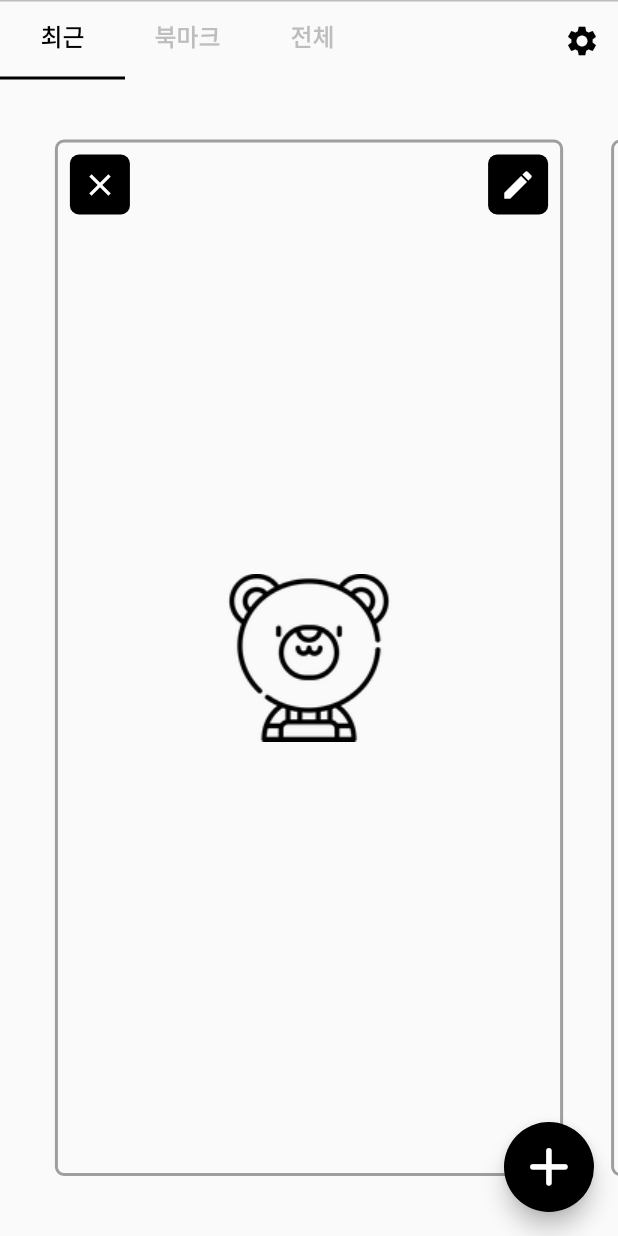
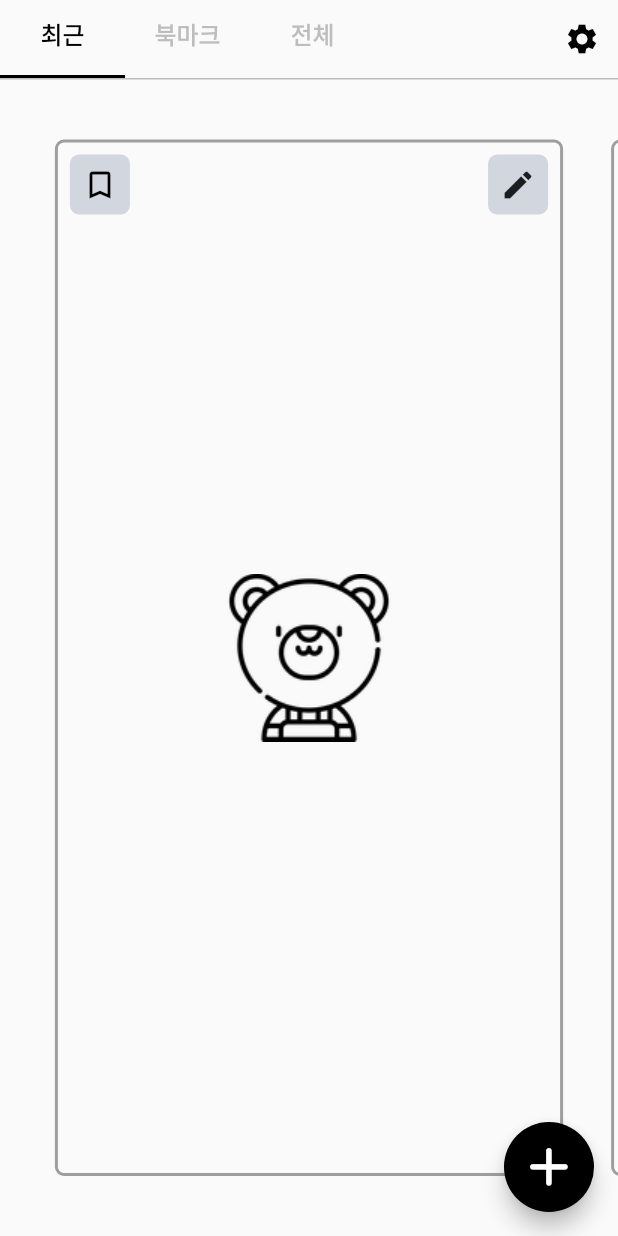
Before and after one commit to jgwng/drawCardApp, a Flutter app: the screen it shows after launch, on a phone screen of 412 x 824 dp. Run offline on Flutter 3.47's test engine with Material 2 defaults, Android fonts, the phone set to English and light mode, and no system bars; our stand-ins replace get.

Commit message:
0208 - 북마크 페이지 틀 작업 / 그림 그리는 화면 배경 제거 / 홈 화면 UI 수정

```diff
--- a/lib/business_logic/controller/home_page/favorite_page_controller.dart
+++ b/lib/business_logic/controller/home_page/favorite_page_controller.dart
@@ -1,8 +1,11 @@
+import 'package:flutter/material.dart';
 import 'package:get/get.dart';
 
 class FavoritePageController extends GetxController{
 
+  GlobalKey<AnimatedListState> listKey = GlobalKey<AnimatedListState>();
   RxBool currentValue = false.obs;
+  RxList<int> items = <int>[1,2,3].obs;
   @override
   void onInit() {
     // TODO: implement onInit
--- a/lib/business_logic/controller/home_page/recent_page_controller.dart
+++ b/lib/business_logic/controller/home_page/recent_page_controller.dart
@@ -3,7 +3,7 @@ import 'package:get/get.dart';
 
 class RecentPageController extends GetxController{
 
-  RxBool currentValue = false.obs;
+  RxList<bool> favoriteList = <bool>[false,false,false].obs;
   PageController pageController = PageController(
     viewportFraction: 0.9
   );
@@ -20,8 +20,13 @@ class RecentPageController extends GetxController{
   @override
   void onReady(){
     super.onReady();
-    currentValue.value = true;
     print('RecentPageController onReady');
   }
 
+  void toggleFavorite(int index){
+    bool isFavorite = favoriteList[index];
+    isFavorite = !isFavorite;
+    favoriteList[index] = isFavorite;
+  }
+
 }
--- a/lib/ui/pages/home/home_page.dart
+++ b/lib/ui/pages/home/home_page.dart
@@ -22,14 +22,16 @@ class _HomePageState extends State<HomePage> with TickerProviderStateMixin,TabBa
           mainAxisAlignment: MainAxisAlignment.start,
           crossAxisAlignment: CrossAxisAlignment.start,
           children: [
-
-            Divider(
-              color: Colors.grey[400],
-              height: 1,
-              thickness: 1,
-            ),
             Container(
               alignment : Alignment.centerLeft,
+              decoration: BoxDecoration(
+                border: Border(
+                  bottom: BorderSide(
+                    color: Colors.grey[400]!,
+                    width: 1,
+                  )
+                )
+              ),
               child: Row(
                 mainAxisAlignment: MainAxisAlignment.spaceBetween,
                children: [
@@ -86,5 +88,4 @@ class _HomePageState extends State<HomePage> with TickerProviderStateMixin,TabBa
       ),
     );
   }
-
 }
--- a/lib/ui/pages/home/views/recent_view.dart
+++ b/lib/ui/pages/home/views/recent_view.dart
@@ -1,6 +1,5 @@
 import 'package:drawcard/business_logic/controller/home_page/recent_page_controller.dart';
-import 'package:drawcard/consts/app_themes.dart';
-import 'package:drawcard/ui/pages/home/dialog/image_delete_dialog.dart';
+import 'package:drawcard/ui/pages/home/widget/draw_preview_card.dart';
 import 'package:flutter/material.dart';
 import 'package:get/get.dart';
 
@@ -18,66 +17,18 @@ class RecentView extends GetView<RecentPageController> {
       child: PageView.builder(
         controller: controller.pageController,
         itemCount: 3,
-        itemBuilder: (ctx, i) => drawCard,
+        itemBuilder: (ctx, i) => drawCard(i),
       ),
     );
   }
 
-  Widget get drawCard {
-    return Container(
-      margin: EdgeInsets.symmetric(horizontal: 16, vertical: 40),
-      child: Stack(
-        children: [
-          Container(
-            alignment: Alignment.center,
-            decoration: BoxDecoration(
-                borderRadius: BorderRadius.circular(6.0),
-                border: Border.all(color: Colors.grey, width: 2)),
-            child: Image.asset(
-              'assets/images/bear_2.png',
-              fit: BoxFit.fitWidth,
-            ),
-          ),
-          Positioned(
-            left: 10,
-            top: 10,
-            child: InkWell(
-                onTap: () {
-                  Get.dialog(ImageSelectDialog());
-                },
-                child: Container(
-                  width: 40,
-                  height: 40,
-                  decoration: BoxDecoration(
-                      color: Colors.black,
-                      borderRadius: BorderRadius.circular(6.0)),
-                  child: Icon(
-                    Icons.close,
-                    color: Colors.white,
-                  ),
-                )),
-          ),
-          Positioned(
-            right: 10,
-            top: 10,
-            child: InkWell(
-                onTap: () {},
-                child: Container(
-                  width: 40,
-                  height: 40,
-                  decoration: BoxDecoration(
-                      color: Colors.black,
-                      borderRadius: BorderRadius.circular(6.0)),
-                  child: Icon(
-                    Icons.edit,
-                    color: Colors.white,
-                  ),
-                )),
-          )
-        ],
-      ),
-    );
+  Widget drawCard(int index) {
+    return Obx((){
+      return PreviewDrawCard(
+        imageAddress:  'assets/images/bear_2.png',
+        onToggleFavorite: () => controller.toggleFavorite(index),
+        isFavorite: controller.favoriteList[index],
+      );
+    });
   }
-
-
 }
--- /dev/null
+++ b/lib/ui/pages/home/widget/draw_preview_card.dart
@@ -0,0 +1,67 @@
+import 'package:drawcard/consts/routes.dart';
+import 'package:flutter/material.dart';
+import 'package:get/get.dart';
+
+class PreviewDrawCard extends StatelessWidget{
+  const PreviewDrawCard({this.imageAddress,this.isFavorite,this.onToggleFavorite,this.isBookMark : false});
+  final String? imageAddress;
+  final bool? isFavorite;
+  final VoidCallback? onToggleFavorite;
+  final bool isBookMark;
+  @override
+  Widget build(BuildContext context) {
+    return Container(
+      margin: EdgeInsets.symmetric(horizontal: 16, vertical: 40),
+      child: Stack(
+        children: [
+          Container(
+            alignment: Alignment.center,
+            decoration: BoxDecoration(
+                borderRadius: BorderRadius.circular(6.0),
+                border: Border.all(color: Colors.grey, width: 2)),
+            child: Image.asset(
+              imageAddress!,
+              fit: BoxFit.fitWidth,
+            ),
+          ),
+          Positioned(
+            left: 10,
+            top: 10,
+            child: InkWell(
+                onTap: onToggleFavorite,
+                child: Container(
+                  width: 40,
+                  height: 40,
+                  decoration: BoxDecoration(
+                      color: Color(0xFFD2D7DF),
+                      borderRadius: BorderRadius.circular(6.0)),
+                  child: Icon(
+                    isFavorite! ? Icons.bookmark : Icons.bookmark_border,
+                    color: isFavorite! ? Color(0xFFFF5964) : Colors.black,
+                  ),
+                )),
+          ),
+          (!isBookMark) ?
+          Positioned(
+            right: 10,
+            top: 10,
+            child: InkWell(
+                onTap: () => Get.toNamed(Routes.drawing,
+                arguments: {'imageAddress' : imageAddress}),
+                child: Container(
+                  width: 40,
+                  height: 40,
+                  decoration: BoxDecoration(
+                      color: Color(0xFFD2D7DF),
+                      borderRadius: BorderRadius.circular(6.0)),
+                  child: Icon(
+                    Icons.edit,
+                    color: Color(0xFF1C1D21),
+                  ),
+                )),
+          ) : Container()
+        ],
+      ),
+    );
+  }
+}
```
Also changed, not shown: lib/consts/size.dart (+8 -0 lines), lib/ui/pages/drawing/drawing_page.dart (+0 -10 lines), lib/ui/pages/home/views/favorite_view.dart (+44 -3 lines).
